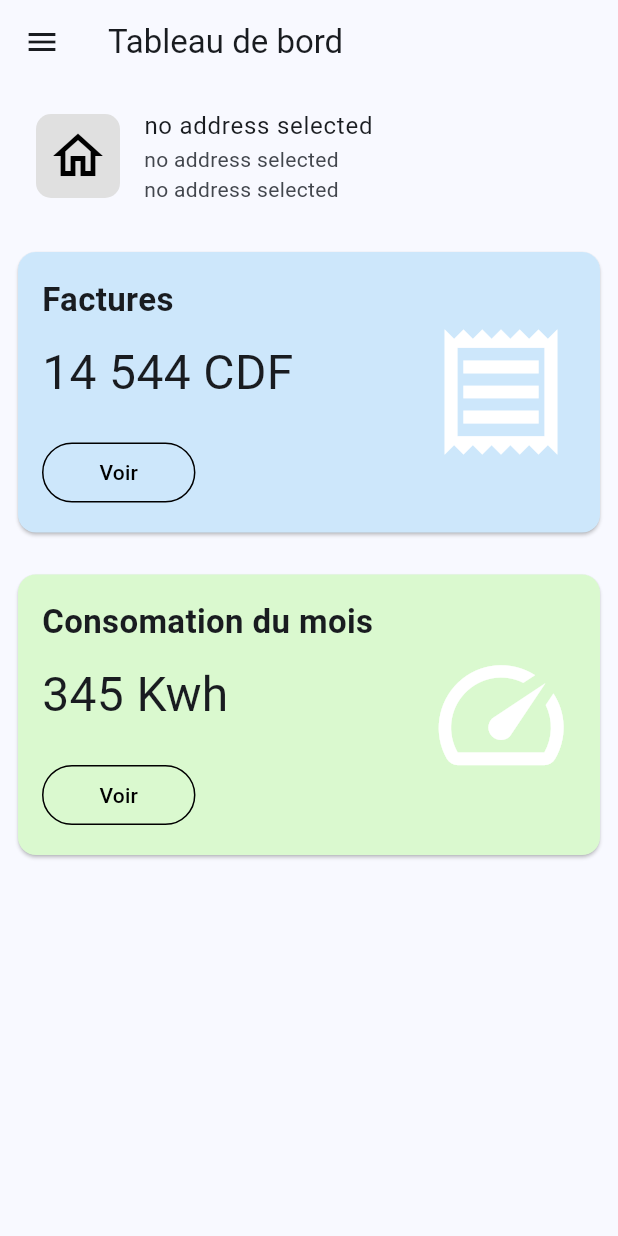
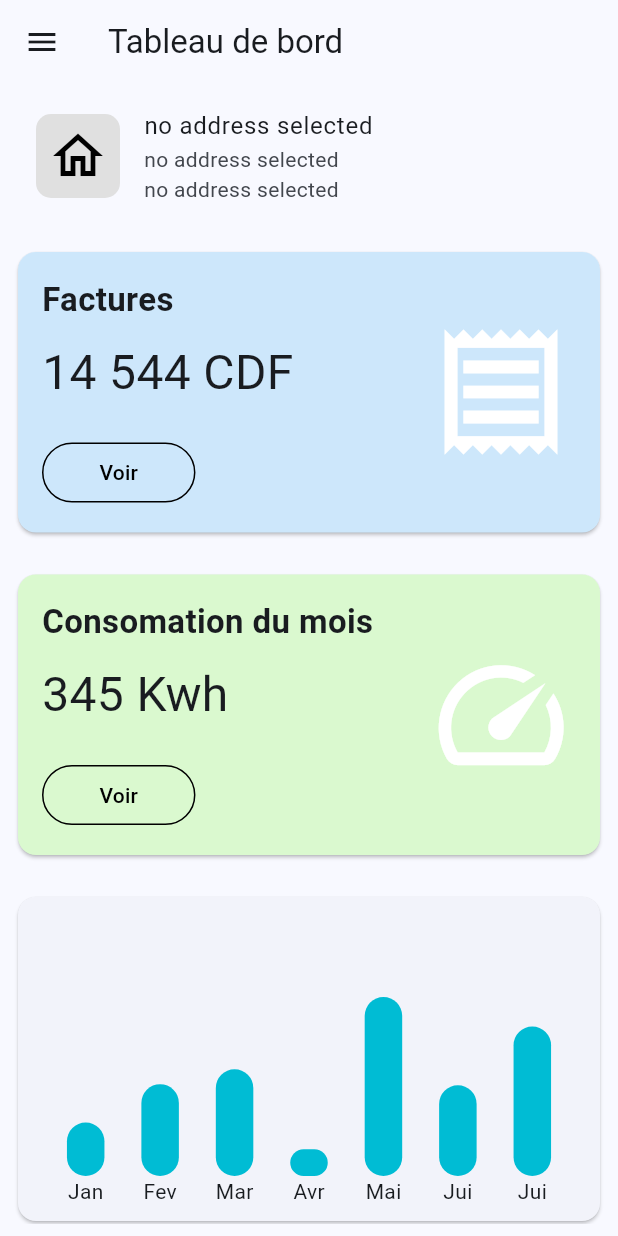
Before and after one commit to ArmandoSudi/snel, a Flutter app: the DashboardPage screen opened directly, on a phone screen of 412 x 824 dp. Run offline on Flutter 3.47's test engine with Material 2 defaults, Android fonts, the phone set to English and light mode, and no system bars; drawn by our look-alikes of fl_chart; our stand-ins replace cloud_firestore, firebase_core, flutter_riverpod, freezed_annotation; accounts and stored records are empty.

Commit message:
Add the stats on the dashboard

```diff
--- a/lib/models/consumption_model.dart
+++ b/lib/models/consumption_model.dart
@@ -6,9 +6,11 @@ part 'consumption_model.g.dart';
 @Freezed()
 class Consumption with _$Consumption {
   const factory Consumption({
-    required String name,
-    required String sexe,
-    required String phone,
+    @JsonKey(includeFromJson: false, includeToJson: false) String? id,
+    @JsonKey(name: 'counter_id')required String counterId,
+    @JsonKey(name: 'invoice_id')String? invoiceId,
+    required double power,
+    required String unit,
   }) = _Consumption;
 
 factory Consumption.fromJson(Map<String, dynamic> json) => _$ConsumptionFromJson(json);
--- a/lib/screen/client/dashboard_page.dart
+++ b/lib/screen/client/dashboard_page.dart
@@ -3,6 +3,7 @@ import 'package:flutter/material.dart';
 import 'package:flutter_riverpod/flutter_riverpod.dart';
 import 'package:snel/models/agent_model.dart';
 import 'package:snel/screen/client/power_reading_screen.dart';
+import 'package:snel/widgets/my_graph.dart';
 
 import '../../providers/counter_provider.dart';
 import '../../service/api.dart';
@@ -13,22 +14,25 @@ class DashboardPage extends ConsumerWidget {
 
   final db = FirebaseFirestore.instance;
 
-
   @override
   Widget build(BuildContext context, WidgetRef ref) {
-
     var api = API(db);
     var counter = ref.watch(selectedCounterProvider);
     print("COUNER ==> $counter");
 
+    List<double> weeklySummary = [20, 34.4, 40, 10, 67, 34, 56];
+
     return Scaffold(
       appBar: AppBar(
-        leading: IconButton(icon: Icon(Icons.menu), onPressed: () => Scaffold.of(context).openDrawer()),
+        leading: IconButton(
+            icon: Icon(Icons.menu),
+            onPressed: () => Scaffold.of(context).openDrawer()),
         title: const Text("Tableau de bord"),
       ),
       body: SafeArea(
         child: Padding(
           padding: const EdgeInsets.all(8.0),
+          child: SingleChildScrollView(
             child: Column(
               children: [
                 ListTile(
@@ -44,21 +48,21 @@ class DashboardPage extends ConsumerWidget {
                       color: Colors.black,
                     ),
                   ),
-                title: Text(counter?.id ?? "no address selected" ),
+                  title: Text(counter?.id ?? "no address selected"),
                   subtitle: Column(
                     crossAxisAlignment: CrossAxisAlignment.start,
                     children: [
-                    Text(counter?.category ?? "no address selected" ),
-                    Text(counter?.address ?? "no address selected" ),
+                      Text(counter?.category ?? "no address selected"),
+                      Text(counter?.address ?? "no address selected"),
                     ],
                   ),
                   onTap: () async {
-
                     // Add a new document with a generated ID
-                  await db.collection("agents")
+                    await db
+                        .collection("agents")
                         .doc("yituPkYknIRh7Yj7rUqE")
                         .get()
-                      .then((value){
+                        .then((value) {
                       var agent = Agent.fromJson(value.data()!);
                       print("Agent:: $agent");
                     });
@@ -91,13 +95,15 @@ class DashboardPage extends ConsumerWidget {
                               const SizedBox(height: 20),
                               OutlinedButton(
                                   onPressed: () {
-                                Navigator.of(context).push(MaterialPageRoute(builder: (context) => InvoicesScreen()));
+                                    Navigator.of(context).push(
+                                        MaterialPageRoute(
+                                            builder: (context) =>
+                                                InvoicesScreen()));
                                   },
                                   child: const Text("    Voir    "),
                                   style: OutlinedButton.styleFrom(
                                       foregroundColor: Colors.black,
-                                  side: BorderSide(color: Colors.black))
-                            )
+                                      side: BorderSide(color: Colors.black)))
                             ],
                           ),
                           const Icon(
@@ -132,13 +138,16 @@ class DashboardPage extends ConsumerWidget {
                               const SizedBox(height: 20),
                               OutlinedButton(
                                   onPressed: () {
-                                Navigator.of(context).push(MaterialPageRoute(builder: (context) => PowerReadingScreen()));
+                                    Navigator.of(context).push(
+                                        MaterialPageRoute(
+                                            builder: (context) =>
+                                                PowerReadingScreen()));
                                   },
                                   style: OutlinedButton.styleFrom(
                                       foregroundColor: Colors.black,
-                                  side: const BorderSide(color: Colors.black)),
-                              child: const Text("    Voir    ")
-                            )
+                                      side: const BorderSide(
+                                          color: Colors.black)),
+                                  child: const Text("    Voir    "))
                             ],
                           ),
                           const Icon(
@@ -149,11 +158,22 @@ class DashboardPage extends ConsumerWidget {
                         ],
                       ),
                     )),
+                const SizedBox(height: 20),
+                Card(
+                  child: Padding(
+                    padding: const EdgeInsets.all(8.0),
+                    child: SizedBox(
+                      height: 200,
+                      child: MyGraph(weeklySum: weeklySummary,),
+                    ),
+                  ),
+                ),
+                const SizedBox(height: 20),
               ],
+            ),
           ),
         ),
       ),
     );
   }
-
 }
--- /dev/null
+++ b/lib/widgets/bar_data.dart
@@ -0,0 +1,28 @@
+import 'individual_bar.dart';
+
+class BarData {
+  final double monAmount;
+  final double tueAmount;
+  final double wedAmount;
+  final double thuAmount;
+  final double friAmount;
+  final double satAmount;
+  final double sunAmount;
+
+  BarData(this.monAmount, this.tueAmount, this.wedAmount, this.thuAmount,
+      this.friAmount, this.satAmount, this.sunAmount);
+
+  List<IndividualBar> barData = [];
+
+  void initializeData() {
+    barData  = [
+      IndividualBar(0, monAmount),
+      IndividualBar(1, tueAmount),
+      IndividualBar(2, wedAmount),
+      IndividualBar(3, thuAmount),
+      IndividualBar(4, friAmount),
+      IndividualBar(5, satAmount),
+      IndividualBar(6, sunAmount),
+    ];
+  }
+}
--- /dev/null
+++ b/lib/widgets/individual_bar.dart
@@ -0,0 +1,7 @@
+// create class IndividualBar with x and y coordinates
+class IndividualBar {
+  final int x;
+  final double y;
+
+  IndividualBar(this.x, this.y);
+}
--- /dev/null
+++ b/lib/widgets/my_graph.dart
@@ -0,0 +1,80 @@
+import 'package:flutter/material.dart';
+import 'package:fl_chart/fl_chart.dart';
+
+import 'bar_data.dart';
+
+class MyGraph extends StatelessWidget {
+  final List weeklySum;
+
+  const MyGraph({super.key, required this.weeklySum});
+
+  @override
+  Widget build(BuildContext context) {
+    BarData myBarData = BarData(
+      weeklySum[0],
+      weeklySum[1],
+      weeklySum[2],
+      weeklySum[3],
+      weeklySum[4],
+      weeklySum[5],
+      weeklySum[6],
+    );
+
+    myBarData.initializeData();
+
+    return BarChart(
+      BarChartData(
+        gridData: FlGridData(show: false),
+        borderData: FlBorderData(show: false),
+        titlesData: FlTitlesData(
+          show: true,
+          topTitles: AxisTitles(sideTitles: SideTitles(showTitles: false)),
+          leftTitles: AxisTitles(sideTitles: SideTitles(showTitles: false)),
+          rightTitles: AxisTitles(sideTitles: SideTitles(showTitles: false)),
+          bottomTitles: AxisTitles(
+            sideTitles: SideTitles(
+              showTitles: true,
+              getTitlesWidget: getBottomTitles,
+            ),
+          ),
+        ),
+        maxY: 100,
+        minY: 0,
+        barGroups: myBarData.barData
+            .map(
+              (data) => BarChartGroupData(
+                x: data.x,
+                barRods: [
+                  BarChartRodData(
+                    width: 25,
+                    toY: data.y,
+                  ),
+                ],
+              ),
+            )
+            .toList(),
+      ),
+    );
+  }
+
+  Widget getBottomTitles(double value, TitleMeta meta) {
+    switch (value.toInt()) {
+      case 0:
+        return Text("Jan");
+      case 1:
+        return Text("Fev");
+      case 2:
+        return Text("Mar");
+      case 3:
+        return Text("Avr");
+      case 4:
+        return Text("Mai");
+      case 5:
+        return Text("Jui");
+      case 6:
+        return Text("Jui");
+      default:
+        return Text("");
+    }
+  }
+}
--- a/pubspec.yaml
+++ b/pubspec.yaml
@@ -42,6 +42,8 @@ dependencies:
   flutter_riverpod: ^2.4.4
   shared_preferences: ^2.2.2
   flutter_launcher_icons: ^0.13.1
+  pdf: ^3.10.4
+  fl_chart: ^0.64.0
 
 dev_dependencies:
   flutter_test:
```
Also changed, not shown: lib/main.dart (+56 -2 lines), lib/screen/agent/add_consumption_screen.dart (added, +96 -0 lines), lib/screen/agent/agent_dashboard.dart (added, +117 -0 lines), lib/screen/agent/client_add_screen.dart (+5 -2 lines), lib/screen/agent/counter_invoices_screen.dart (+15 -11 lines), lib/screen/client/payment_history_page.dart (+20 -1 lines), lib/screen/client/user_home_screen.dart (+6 -6 lines), lib/service/api.dart (+24 -0 lines), lib/models/consumption_model.freezed.dart, lib/models/consumption_model.g.dart, pubspec.lock, 1 other file. Lines whose indentation alone changed are shown as unchanged.
